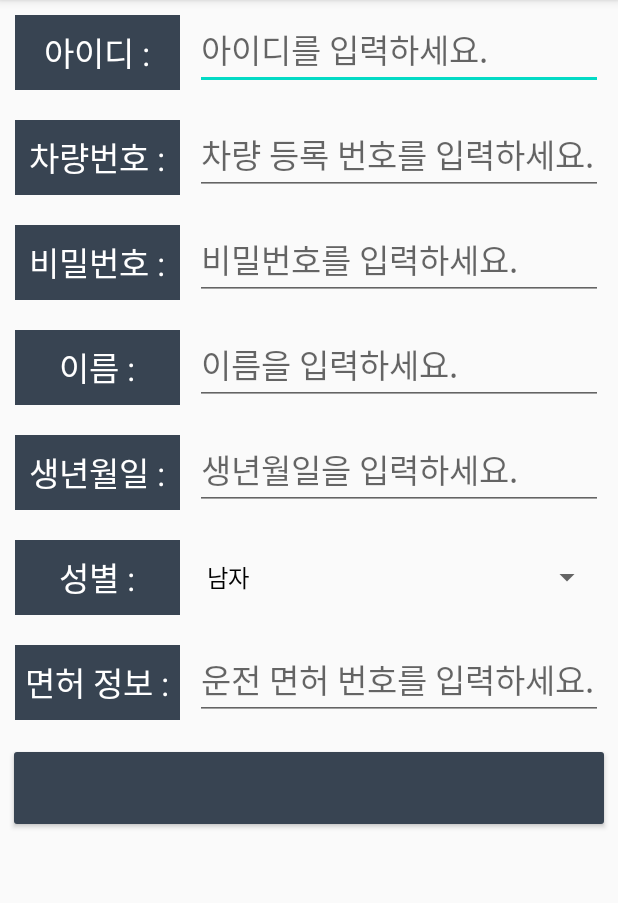
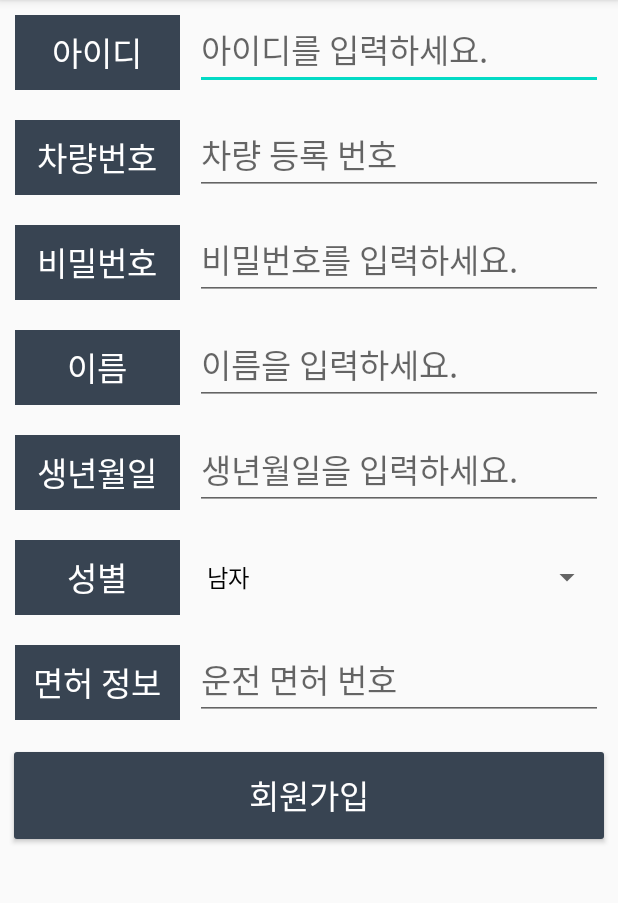
Before and after one commit to myomi2767/ConnectedCar_Project, an Android app: the screen it shows after launch (JoinActivity), on a phone screen of 412 x 824 dp, the part 84-987 px from its top. Run offline under Robolectric (Android 15) with nearby library versions, the phone set to English and light mode, and no system bars.

Commit message:
* layout 오류 수정

```diff
--- a/android/app/src/main/java/connected/car/management/member/JoinActivity.java
+++ b/android/app/src/main/java/connected/car/management/member/JoinActivity.java
@@ -20,8 +20,7 @@ import java.util.regex.Pattern;
 import connected.car.management.R;
 
 public class JoinActivity extends AppCompatActivity implements View.OnClickListener,
-        View.OnFocusChangeListener,
-        TextView.OnEditorActionListener {
+        View.OnFocusChangeListener {
     EditText editTextId;
     EditText editTextCarId;
     EditText editTextPassword;
@@ -139,11 +138,4 @@ public class JoinActivity extends AppCompatActivity implements View.OnClickListe
 
     }
 
-    @Override
-    public boolean onEditorAction(TextView v, int actionId, KeyEvent event) {
-        if(event.getKeyCode() == KeyEvent.KEYCODE_ENTER) {
-
-        }
-        return false;
-    }
 }
--- a/android/app/src/main/res/layout/activity_join.xml
+++ b/android/app/src/main/res/layout/activity_join.xml
@@ -17,7 +17,7 @@
         <TextView
             android:layout_width="110dp"
             android:layout_height="match_parent"
-            android:text="아이디 :"
+            android:text="아이디"
             android:textAppearance="@style/TextAppearance.AppCompat.Large"
             android:gravity="center"
             android:textAlignment="center"
@@ -30,8 +30,6 @@
             android:layout_width="wrap_content"
             android:layout_height="match_parent"
             android:textAppearance="@style/TextAppearance.AppCompat.Large"
-            android:singleLine="true"
-            android:nextFocusDown="@id/edit_carNum"
             android:hint="아이디를 입력하세요."/>
 
     </LinearLayout>
@@ -49,7 +47,7 @@
             android:textAlignment="center"
             android:background="#384452"
             android:textColor="#FFFFFF"
-            android:text="차량번호 :"/>
+            android:text="차량번호"/>
         <EditText
             android:id="@+id/edit_carNum"
             android:layout_marginLeft="10dp"
@@ -57,9 +55,7 @@
             android:layout_width="wrap_content"
             android:layout_height="match_parent"
             android:textAppearance="@style/TextAppearance.AppCompat.Large"
-            android:singleLine="true"
-            android:nextFocusDown="@id/edit_password"
-            android:hint="차량 등록 번호를 입력하세요."/>
+            android:hint="차량 등록 번호"/>
 
     </LinearLayout>
     <LinearLayout
@@ -76,7 +72,7 @@
             android:textAlignment="center"
             android:background="#384452"
             android:textColor="#FFFFFF"
-            android:text="비밀번호 :"/>
+            android:text="비밀번호"/>
         <EditText
             android:id="@+id/edit_password"
             android:layout_marginLeft="10dp"
@@ -84,8 +80,6 @@
             android:layout_width="wrap_content"
             android:layout_height="match_parent"
             android:textAppearance="@style/TextAppearance.AppCompat.Large"
-            android:singleLine="true"
-            android:nextFocusDown="@id/edit_name"
             android:hint="비밀번호를 입력하세요."/>
 
     </LinearLayout>
@@ -103,15 +97,13 @@
             android:textAlignment="center"
             android:background="#384452"
             android:textColor="#FFFFFF"
-            android:text="이름 :"/>
+            android:text="이름"/>
         <EditText
             android:id="@+id/edit_name"
             android:layout_marginLeft="10dp"
             android:layout_weight="1"
             android:layout_width="wrap_content"
             android:layout_height="match_parent"
-            android:singleLine="true"
-            android:nextFocusDown="@id/edit_birth"
             android:textAppearance="@style/TextAppearance.AppCompat.Large"
             android:hint="이름을 입력하세요."/>
 
@@ -130,15 +122,13 @@
             android:textAlignment="center"
             android:background="#384452"
             android:textColor="#FFFFFF"
-            android:text="생년월일 :"/>
+            android:text="생년월일"/>
         <EditText
             android:id="@+id/edit_birth"
             android:layout_marginLeft="10dp"
             android:layout_weight="1"
             android:layout_width="wrap_content"
             android:layout_height="match_parent"
-            android:singleLine="true"
-            android:nextFocusDown="@id/spinner_gender"
             android:textAppearance="@style/TextAppearance.AppCompat.Large"
             android:hint="생년월일을 입력하세요."/>
 
@@ -157,15 +147,13 @@
             android:textAlignment="center"
             android:background="#384452"
             android:textColor="#FFFFFF"
-            android:text="성별 :"/>
+            android:text="성별"/>
         <Spinner
             android:layout_marginLeft="10dp"
             android:id="@+id/spinner_gender"
             android:layout_weight="1"
             android:layout_width="wrap_content"
             android:layout_height="match_parent"
-            android:singleLine="true"
-            android:nextFocusDown="@id/edit_license"
             android:defaultFocusHighlightEnabled="true"
             >
 
@@ -185,7 +173,7 @@
             android:textAlignment="center"
             android:background="#384452"
             android:textColor="#FFFFFF"
-            android:text="면허 정보 :"/>
+            android:text="면허 정보"/>
         <EditText
             android:id="@+id/edit_license"
             android:layout_weight="1"
@@ -193,7 +181,7 @@
             android:layout_width="wrap_content"
             android:layout_height="match_parent"
             android:textAppearance="@style/TextAppearance.AppCompat.Large"
-            android:hint="운전 면허 번호를 입력하세요."/>
+            android:hint="운전 면허 번호"/>
 
     </LinearLayout>
 
@@ -202,9 +190,9 @@
         android:backgroundTint="#384452"
         android:layout_margin="5dp"
         android:layout_width="match_parent"
-        android:layout_height="60dp"
+        android:layout_height="70dp"
         android:textColor="#ffffff"
         android:textAppearance="@style/TextAppearance.AppCompat.Large"
-        tools:text="회원가입" />
+        android:text="회원가입" />
 
 </LinearLayout>
```
